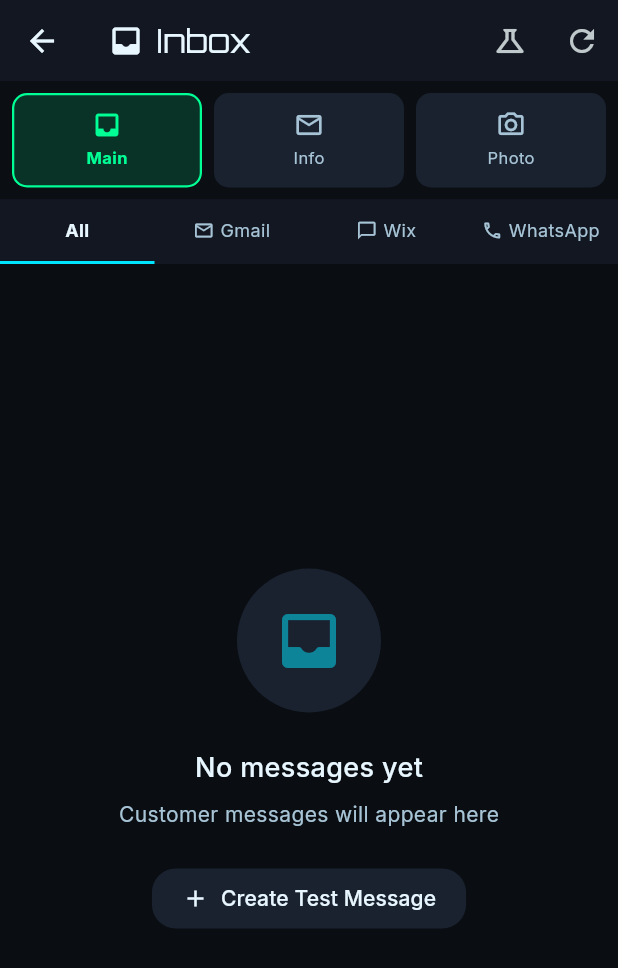
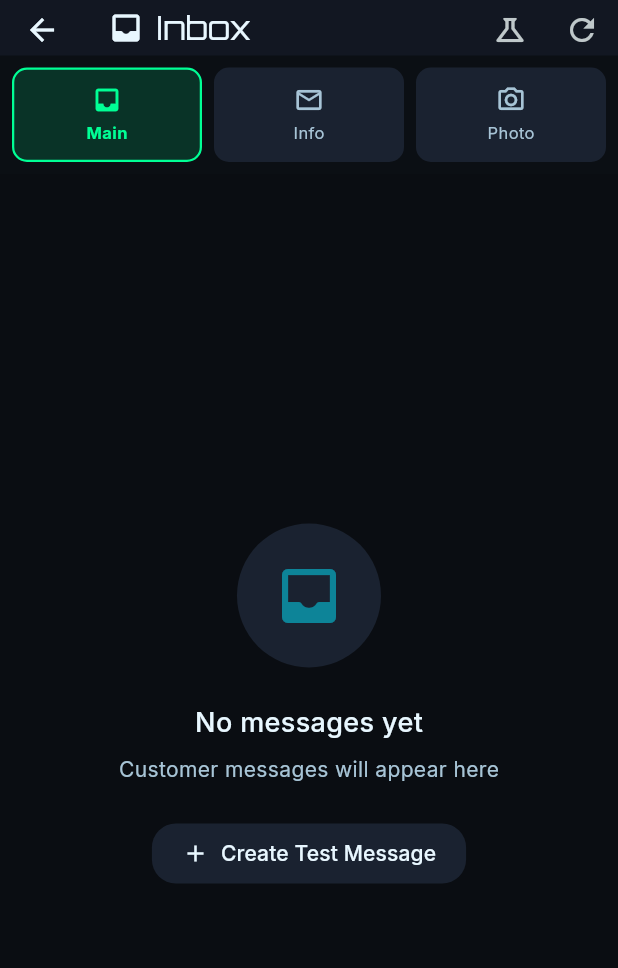
Before and after one commit to AuroraViking/aurora-viking-staff, a Flutter app: the UnifiedInboxScreen screen opened directly, on a phone screen of 412 x 824 dp. Shown: the top 968 px of the screen. Run offline on Flutter 3.47's test engine with Material 3 defaults, Android fonts, the phone set to English and light mode, and no system bars; our stand-ins replace cloud_firestore, cloud_functions, firebase_auth, firebase_core, firebase_messaging, fl_chart and 12 more; missing offline and left inert: googleapis, photo_manager; accounts and stored records are empty; generated files the repository leaves out were written again; network calls fail.

Commit message:
fix(inbox): Remove duplicate channel tabs, keep only inbox tabs

```diff
--- a/lib/modules/inbox/unified_inbox_screen.dart
+++ b/lib/modules/inbox/unified_inbox_screen.dart
@@ -70,13 +70,8 @@ class _UnifiedInboxScreenState extends State<UnifiedInboxScreen> {
               ),
             ],
             bottom: PreferredSize(
-              preferredSize: const Size.fromHeight(120),
-              child: Column(
-                children: [
-                  _buildInboxTabs(controller),
-                  _buildChannelTabs(controller),
-                ],
-              ),
+              preferredSize: const Size.fromHeight(60),
+              child: _buildInboxTabs(controller),
             ),
           ),
           body: _buildBody(controller),
@@ -184,116 +179,6 @@ class _UnifiedInboxScreenState extends State<UnifiedInboxScreen> {
                       fontSize: 10,
                       fontWeight: FontWeight.bold,
                       color: isSelected ? tabColor : AVColors.textLow,
-                    ),
-                  ),
-                ),
-              ],
-            ],
-          ),
-        ),
-      ),
-    );
-  }
-
-  Widget _buildChannelTabs(InboxController controller) {
-    return Container(
-      color: AVColors.slate,
-      child: Row(
-        children: [
-          _buildChannelTab(
-            label: 'All',
-            count: controller.allCount,
-            channel: null,
-            isSelected: controller.selectedChannelFilter == null,
-            onTap: () => controller.setChannelFilter(null),
-          ),
-          _buildChannelTab(
-            label: 'Gmail',
-            count: controller.gmailCount,
-            channel: 'gmail',
-            isSelected: controller.selectedChannelFilter == 'gmail',
-            onTap: () => controller.setChannelFilter('gmail'),
-            icon: Icons.email_outlined,
-            iconColor: Colors.red[400]!,
-          ),
-          _buildChannelTab(
-            label: 'Wix',
-            count: controller.wixCount,
-            channel: 'wix',
-            isSelected: controller.selectedChannelFilter == 'wix',
-            onTap: () => controller.setChannelFilter('wix'),
-            icon: Icons.chat_bubble_outline,
-            iconColor: Colors.blue[400]!,
-          ),
-          _buildChannelTab(
-            label: 'WhatsApp',
-            count: controller.whatsappCount,
-            channel: 'whatsapp',
-            isSelected: controller.selectedChannelFilter == 'whatsapp',
-            onTap: () => controller.setChannelFilter('whatsapp'),
-            icon: Icons.phone_outlined,
-            iconColor: Colors.green[400]!,
-          ),
-        ],
-      ),
-    );
-  }
-
-  Widget _buildChannelTab({
-    required String label,
-    required int count,
-    required String? channel,
-    required bool isSelected,
-    required VoidCallback onTap,
-    IconData? icon,
-    Color? iconColor,
-  }) {
-    return Expanded(
-      child: GestureDetector(
-        onTap: onTap,
-        child: Container(
-          padding: const EdgeInsets.symmetric(vertical: 12),
-          decoration: BoxDecoration(
-            border: Border(
-              bottom: BorderSide(
-                color: isSelected ? AVColors.primaryTeal : Colors.transparent,
-                width: 2,
-              ),
-            ),
-          ),
-          child: Row(
-            mainAxisAlignment: MainAxisAlignment.center,
-            children: [
-              if (icon != null) ...[
-                Icon(
-                  icon,
-                  size: 14,
-                  color: isSelected ? iconColor : AVColors.textLow,
-                ),
-                const SizedBox(width: 4),
-              ],
-              Text(
-                label,
-                textAlign: TextAlign.center,
-                style: TextStyle(
-                  fontSize: 12,
-                  fontWeight: isSelected ? FontWeight.bold : FontWeight.normal,
-                  color: isSelected ? AVColors.textHigh : AVColors.textLow,
-                ),
-              ),
-              if (count > 0) ...[
-                const SizedBox(width: 4),
-                Container(
-                  padding: const EdgeInsets.symmetric(horizontal: 5, vertical: 1),
-                  decoration: BoxDecoration(
-                    color: isSelected ? AVColors.primaryTeal.withOpacity(0.2) : AVColors.slateElev,
-                    borderRadius: BorderRadius.circular(8),
-                  ),
-                  child: Text(
-                    '$count',
-                    style: TextStyle(
-                      fontSize: 10,
-                      color: isSelected ? AVColors.primaryTeal : AVColors.textLow,
                     ),
                   ),
                 ),
```
